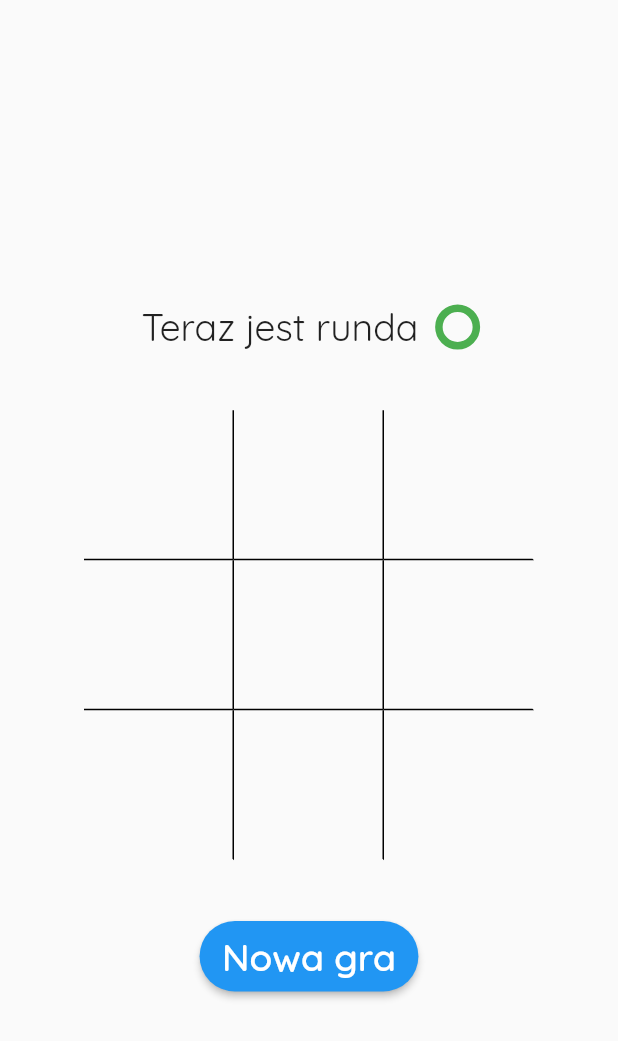
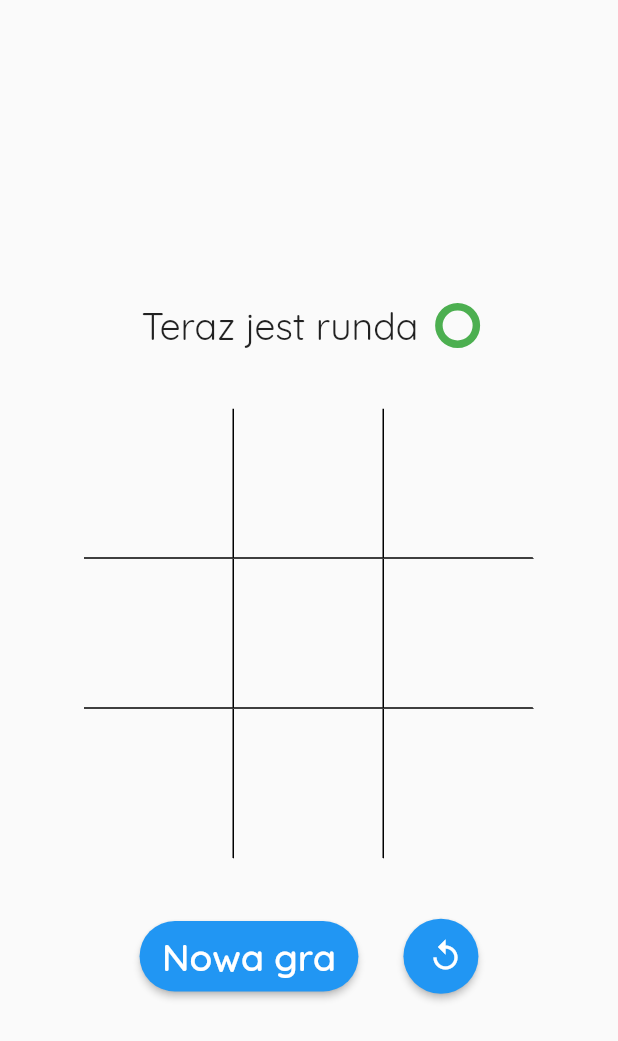
Before and after one commit to Areszka/Flutter-app, a Flutter app: the screen it shows after launch, after a tap on "Zacznij grę", on a phone screen of 412 x 824 dp. Shown: the top 1041 px of the screen. Run offline on Flutter 3.47's test engine with Material 2 defaults, Android fonts, the phone set to English and light mode, and no system bars.

Commit message:
add undoButton

```diff
--- a/lib/board.dart
+++ b/lib/board.dart
@@ -2,6 +2,7 @@ import 'package:flutter/material.dart';
 import './square.dart';
 import './WhoseTurn.dart';
 import './winner.dart';
+import './undoMoveButton.dart';
 import 'dart:math';
 
 class Board extends StatefulWidget {
@@ -17,6 +18,7 @@ class _BoardState extends State<Board> {
   int turn0, winner = 0;
 
   List<int> board = [0, 0, 0, 0, 0, 0, 0, 0, 0];
+  final List<List<int>> moves = [[0, 0, 0, 0, 0, 0, 0, 0, 0],];
 
   void initState() {
     turn0 = _random.nextInt(2) + 1;
@@ -52,7 +54,19 @@ class _BoardState extends State<Board> {
           winner = 3;
         }
       });
+        moves.add(List.of(board));
     }
+  }
+
+  undoMove() {
+    setState(() {
+      int len = moves.length;
+      if (len > 1) {
+        board = List.of(moves[len - 2]);
+        moves.removeLast();
+        turn0 == 1 ? turn0 = 2 : turn0 = 1;
+      }
+    });
   }
 
   @override
@@ -91,6 +105,9 @@ class _BoardState extends State<Board> {
               Square(false, false, nextTurn, 8, board[8]),
             ],
           ),
+          Row(
+            mainAxisAlignment: MainAxisAlignment.center,
+            children: <Widget>[
               Container(
                   margin: EdgeInsets.only(top: 40.0),
                   child: RaisedButton(
@@ -114,6 +131,9 @@ class _BoardState extends State<Board> {
                       style: TextStyle(fontSize: 25.0, fontFamily: 'Quicksand'),
                     ),
                   )),
+              UndoButton(widget.isSwitched, undoMove, winner),
+            ],
+          ),
         ]);
   }
 }
--- a/lib/firstView.dart
+++ b/lib/firstView.dart
@@ -19,7 +19,13 @@ class _FirstViewState extends State<FirstView> {
       Positioned(
         top: 20,
         right: 20,
-        child: Switch(
+        child: Row(
+          children: <Widget>[
+            Icon(
+              Icons.brightness_3,
+              color: isSwitched ? Colors.grey[800] : Colors.grey,
+            ),
+            Switch(
                 activeColor: Colors.blue,
                 activeTrackColor: Colors.blue[100],
                 value: isSwitched,
@@ -29,11 +35,16 @@ class _FirstViewState extends State<FirstView> {
                     widget.changeTheme();
                   });
                 }),
+            Icon(
+              Icons.brightness_5,
+              color: isSwitched ? Colors.grey[800] : Colors.grey,
+            ),
+          ],
+        ),
       ),
       Positioned(
           bottom: 100,
-          child: Column(
-              children: <Widget>[
+          child: Column(children: <Widget>[
             Row(
               // mainAxisAlignment: MainAxisAlignment.center,
               // crossAxisAlignment: CrossAxisAlignment.center,
@@ -92,8 +103,8 @@ class _FirstViewState extends State<FirstView> {
                   Navigator.push(
                     context,
                     MaterialPageRoute(
-                            builder: (context) => SecondRoute(
-                                firstPlayer, secondPlayer, isSwitched)),
+                        builder: (context) =>
+                            SecondRoute(firstPlayer, secondPlayer, isSwitched)),
                   );
                 },
               ),
--- a/lib/square.dart
+++ b/lib/square.dart
@@ -21,7 +21,10 @@ class _SquareBuild extends State<Square> {
     return GestureDetector(
         onTap: () {
           if (widget.board == 0) {
+            setState(() {
             widget.nextTurn(widget.id);
+
+            });
           }
         },
         child: Container(
--- /dev/null
+++ b/lib/undoMoveButton.dart
@@ -0,0 +1,39 @@
+import 'package:flutter/material.dart';
+import 'package:flutter/rendering.dart';
+
+class UndoButton extends StatefulWidget {
+  final int winner;
+  final bool isSwitched;
+  final Function undoMove;
+
+  UndoButton(this.isSwitched, this.undoMove, this.winner);
+
+  @override
+  _UndoButtonState createState() => _UndoButtonState();
+}
+
+class _UndoButtonState extends State<UndoButton> {
+  @override
+  Widget build(BuildContext context) {
+    return Visibility(
+      visible: widget.winner == 0 ? true : false,
+      child: Container(
+        width: 50,
+        height: 50,
+        margin: EdgeInsets.only(top: 40.0, left: 30.0),
+        child: RaisedButton(
+          onPressed: () {
+            widget.undoMove();
+          },
+          shape: RoundedRectangleBorder(
+            borderRadius: BorderRadius.circular(50.0),
+          ),
+          color: Colors.blue[500],
+          textColor: widget.isSwitched ? Colors.white : Colors.black,
+          highlightColor: Colors.blue[600],
+          child: Icon(Icons.replay),
+        ),
+      ),
+    );
+  }
+}
```
Lines whose indentation alone changed are shown as unchanged.
